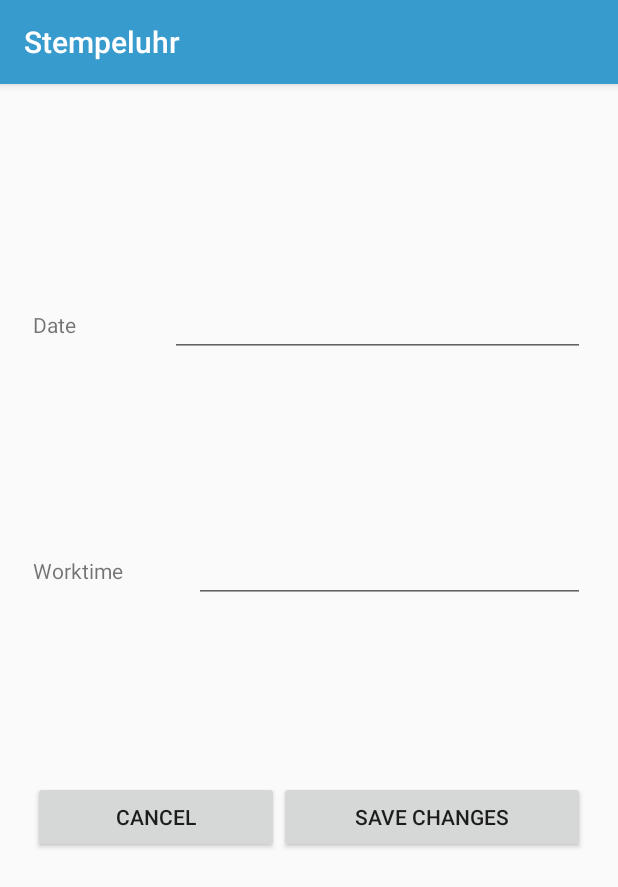
After one commit to Bresenham/Stempeluhr, an Android app: the EditListViewActivity screen opened directly, with no data from a screen before it, on a phone screen of 412 x 824 dp. The commit adds this screen. Shown: the top 887 px of the screen. Run offline under Robolectric (Android 15) with nearby library versions, the light colour scheme and no system bars; 5 statements that could not run were skipped.

Commit message:
It is now possible to edit entries, code cleanup

```diff
--- a/app/src/main/AndroidManifest.xml
+++ b/app/src/main/AndroidManifest.xml
@@ -20,6 +20,7 @@
 
         </activity>
         <activity android:name=".SettingsActivity" />
+        <activity android:name=".edit.EditListViewActivity" />
     </application>
 
 </manifest>
--- a/app/src/main/java/com/example/standardbenutzer/stempeluhr/InputViewFragment.kt
+++ b/app/src/main/java/com/example/standardbenutzer/stempeluhr/InputViewFragment.kt
@@ -16,6 +16,7 @@ import com.example.standardbenutzer.stempeluhr.R.mipmap.button_stop
 import com.example.standardbenutzer.stempeluhr.database.DBHandler
 import com.example.standardbenutzer.stempeluhr.database.DatabaseEntry
 import com.example.standardbenutzer.stempeluhr.helper.FunctionalTimer
+import com.example.standardbenutzer.stempeluhr.helper.Utility.Companion.formatDateToString
 import com.example.standardbenutzer.stempeluhr.helper.Utility.Companion.msToString
 import com.example.standardbenutzer.stempeluhr.helper.Utility.Companion.reduceTimeByLunchbreak
 import com.example.standardbenutzer.stempeluhr.helper.Utility.Companion.stringToMs
@@ -76,7 +77,9 @@ class InputViewFragment() : Fragment() {
             override fun onButtonClickAnimationStart(view: CircleMenuView, index: Int) {
                 when (index) {
                     0 -> {
-                        database.addEntry(DatabaseEntry(SimpleDateFormat("dd.MM.yy").format(Date()), timer.getRunningTime(), MAX_TIME))
+                        val cal = Calendar.getInstance()
+                        cal.time = Date()
+                        database.addEntry(DatabaseEntry(0, cal, timer.getRunningTime(), MAX_TIME))
                         Toast.makeText(activity!!.applicationContext, "Time saved.", Toast.LENGTH_SHORT).show()
                         endCounting()
                         currentState = State.RUNNING
--- /dev/null
+++ b/app/src/main/java/com/example/standardbenutzer/stempeluhr/edit/EditListViewActivity.kt
@@ -0,0 +1,63 @@
+package com.example.standardbenutzer.stempeluhr.edit
+
+import android.app.DatePickerDialog
+import android.app.TimePickerDialog
+import android.os.Bundle
+import android.support.v7.app.AppCompatActivity
+import android.widget.DatePicker
+import com.example.standardbenutzer.stempeluhr.R
+import com.example.standardbenutzer.stempeluhr.database.DBHandler
+import com.example.standardbenutzer.stempeluhr.database.DatabaseEntry
+import com.example.standardbenutzer.stempeluhr.helper.Utility.Companion.formatDateToString
+import com.example.standardbenutzer.stempeluhr.helper.Utility.Companion.getHoursFromMs
+import com.example.standardbenutzer.stempeluhr.helper.Utility.Companion.getMinutesFromMs
+import com.example.standardbenutzer.stempeluhr.helper.Utility.Companion.msToString
+import kotlinx.android.synthetic.main.edit_listview_entry.*
+import java.util.*
+
+class EditListViewActivity : AppCompatActivity(){
+
+    override fun onCreate(savedInstanceState: Bundle?) {
+        super.onCreate(savedInstanceState)
+        setContentView(R.layout.edit_listview_entry)
+
+        val entry = intent.getSerializableExtra("entry") as DatabaseEntry
+
+        val datePicker = DatePickerDialog(this, DatePickerDialog.OnDateSetListener {
+            view, year, month, dayOfMonth ->
+                val calendar = Calendar.getInstance()
+                calendar.set(Calendar.YEAR, year)
+                calendar.set(Calendar.MONTH, month)
+                calendar.set(Calendar.DAY_OF_MONTH, dayOfMonth)
+                entry.setDate(calendar)
+                txtEntryDate.setText(formatDateToString(entry.getDate()))
+            }, entry.getDate().get(Calendar.YEAR), entry.getDate().get(Calendar.MONTH), entry.getDate().get(Calendar.DAY_OF_MONTH))
+
+        val timePicker = TimePickerDialog(this, TimePickerDialog.OnTimeSetListener {
+            view, hourOfDay, minute ->
+            entry.setWorktime(60 * 1000L * (hourOfDay * 60 + minute))
+            txtEntryWorktime.setText(msToString(entry.getWorktime()))
+        }, getHoursFromMs(entry.getWorktime()),getMinutesFromMs(entry.getWorktime()),true)
+
+        txtEntryDate.setText(formatDateToString(entry.getDate()))
+
+        txtEntryDate.setOnClickListener {
+            datePicker.show()
+        }
+
+        txtEntryWorktime.setText(msToString(entry.getWorktime()))
+
+        txtEntryWorktime.setOnClickListener {
+            timePicker.show()
+        }
+
+        btnSave.setOnClickListener {
+            DBHandler(this).editEntry(entry)
+            finish()
+        }
+
+        btnCancel.setOnClickListener {
+            finish()
+        }
+    }
+}
--- /dev/null
+++ b/app/src/main/res/layout/edit_listview_entry.xml
@@ -0,0 +1,92 @@
+<?xml version="1.0" encoding="utf-8"?>
+<android.support.constraint.ConstraintLayout
+    xmlns:android="http://schemas.android.com/apk/res/android"
+    xmlns:app="http://schemas.android.com/apk/res-auto"
+    xmlns:tools="http://schemas.android.com/tools"
+    android:layout_width="match_parent"
+    android:layout_height="match_parent">
+
+    <LinearLayout
+        android:layout_width="368dp"
+        android:layout_height="495dp"
+        android:layout_marginBottom="8dp"
+        android:layout_marginEnd="8dp"
+        android:layout_marginStart="8dp"
+        android:layout_marginTop="8dp"
+        android:orientation="vertical"
+        app:layout_constraintBottom_toBottomOf="parent"
+        app:layout_constraintEnd_toEndOf="parent"
+        app:layout_constraintStart_toStartOf="parent"
+        app:layout_constraintTop_toTopOf="parent">
+
+        <LinearLayout
+            android:layout_width="match_parent"
+            android:layout_height="wrap_content"
+            android:layout_weight="1"
+            android:orientation="horizontal">
+
+            <TextView
+                android:id="@+id/textView2"
+                android:layout_width="wrap_content"
+                android:layout_height="wrap_content"
+                android:layout_weight="1"
+                android:text="Date" />
+
+            <EditText
+                android:id="@+id/txtEntryDate"
+                android:layout_width="wrap_content"
+                android:layout_height="wrap_content"
+                android:layout_weight="1"
+                android:ems="10"
+                android:inputType="none"
+                android:focusable="false"
+                />
+        </LinearLayout>
+
+        <LinearLayout
+            android:layout_width="match_parent"
+            android:layout_height="wrap_content"
+            android:layout_weight="1"
+            android:orientation="horizontal">
+
+            <TextView
+                android:id="@+id/textView3"
+                android:layout_width="wrap_content"
+                android:layout_height="wrap_content"
+                android:layout_weight="1"
+                android:text="Worktime" />
+
+            <EditText
+                android:id="@+id/txtEntryWorktime"
+                android:layout_width="wrap_content"
+                android:layout_height="wrap_content"
+                android:layout_weight="1"
+                android:ems="10"
+                android:inputType="none"
+                android:focusable="false"/>
+
+        </LinearLayout>
+
+        <LinearLayout
+            android:layout_width="match_parent"
+            android:layout_height="wrap_content"
+            android:layout_weight="1"
+            android:orientation="horizontal">
+
+            <Button
+                android:id="@+id/btnCancel"
+                android:layout_width="wrap_content"
+                android:layout_height="wrap_content"
+                android:layout_weight="1"
+                android:text="Cancel" />
+
+            <Button
+                android:id="@+id/btnSave"
+                android:layout_width="wrap_content"
+                android:layout_height="wrap_content"
+                android:layout_weight="1"
+                android:text="Save Changes" />
+        </LinearLayout>
+
+    </LinearLayout>
+</android.support.constraint.ConstraintLayout>
--- a/app/src/main/res/layout/listview_row.xml
+++ b/app/src/main/res/layout/listview_row.xml
@@ -14,21 +14,21 @@
     <TextView
         android:id="@+id/txtDate"
         android:layout_width="wrap_content"
-        android:layout_height="wrap_content"
+        android:layout_height="36dp"
         android:layout_weight="1"
         android:text="TextView" />
 
     <TextView
         android:id="@+id/txtWorktime"
         android:layout_width="wrap_content"
-        android:layout_height="wrap_content"
+        android:layout_height="36dp"
         android:layout_weight="1"
         android:text="TextView" />
 
     <TextView
         android:id="@+id/txtPlusMinus"
         android:layout_width="wrap_content"
-        android:layout_height="wrap_content"
+        android:layout_height="36dp"
         android:layout_weight="1"
         android:text="TextView" />
 </LinearLayout>
```
Also changed, not shown: app/src/main/java/com/example/standardbenutzer/stempeluhr/ListViewEntry.kt (deleted, +0 -27 lines), app/src/main/java/com/example/standardbenutzer/stempeluhr/OverviewFragment.kt (+13 -4 lines), app/src/main/java/com/example/standardbenutzer/stempeluhr/database/DBHandler.kt (+18 -4 lines), app/src/main/java/com/example/standardbenutzer/stempeluhr/database/DatabaseEntry.kt (+31 -2 lines), app/src/main/java/com/example/standardbenutzer/stempeluhr/helper/Utility.kt (+24 -0 lines), app/src/main/java/com/example/standardbenutzer/stempeluhr/listview/ListViewAdapter.kt (renamed from app/src/main/java/com/example/standardbenutzer/stempeluhr/ListViewAdapter.kt, +12 -6 lines).
